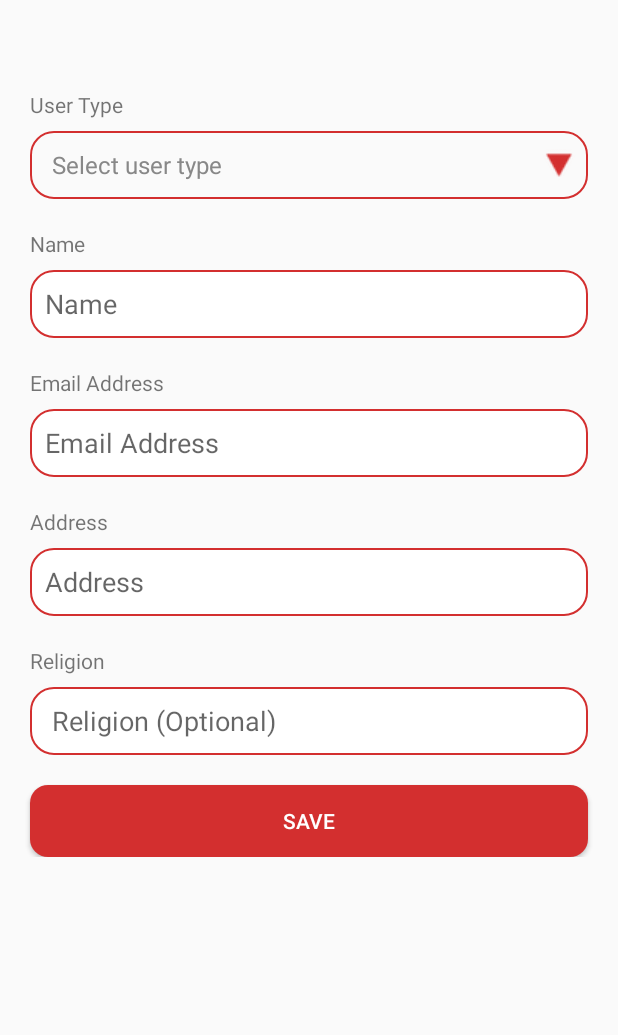
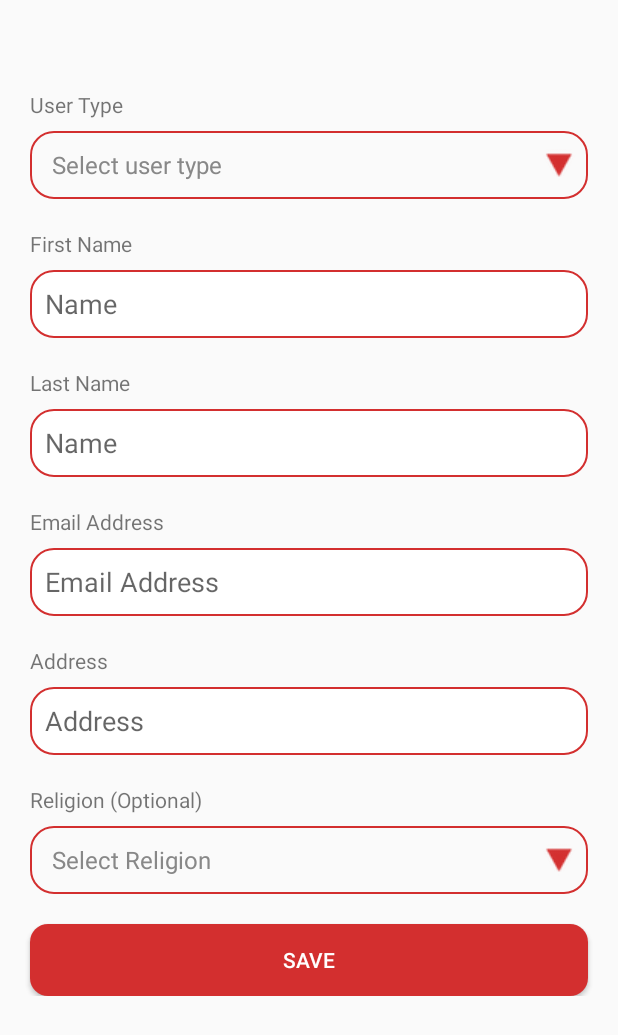
Before and after one commit to rasheedsulayman/BloodFinder, an Android app: the fragment AdditionalDetailsFragment placed in its activity, on a phone screen of 412 x 824 dp. Shown: the top 1035 px of the screen. Run offline under Robolectric (Android 15) with nearby library versions, the phone set to English and light mode, and no system bars; our stand-ins replace ButterKnife; 1 statement that could not run was skipped.

Commit message:
Add religion selection spinner

```diff
--- a/app/src/main/java/com/r4sh33d/iblood/additionaldetails/AdditionalDetailsFragment.java
+++ b/app/src/main/java/com/r4sh33d/iblood/additionaldetails/AdditionalDetailsFragment.java
@@ -12,6 +12,7 @@ import android.view.ViewGroup;
 import android.widget.AdapterView;
 import android.widget.EditText;
 import android.widget.Spinner;
+import android.widget.TextView;
 
 import com.r4sh33d.iblood.dashboard.DashboardActivity;
 import com.r4sh33d.iblood.utils.CustomSpinnerAdapter;
@@ -39,10 +40,14 @@ public class AdditionalDetailsFragment extends BaseFragment implements Additiona
     boolean isBloodBank;
     User user;
     AdditionalDetailsContract.Presenter presenter;
-    @BindView(R.id.name_edit_text)
-    EditText nameEditText;
-    @BindView(R.id.religion_edit_text)
-    EditText religionEditText;
+    @BindView(R.id.first_name_edit_text)
+    EditText firstNameEditText;
+    @BindView(R.id.last_name_edit_text)
+    EditText lastNameEditText;
+    @BindView(R.id.religion_spinner)
+    Spinner religionSpinner;
+    @BindView(R.id.religion_label)
+    TextView religionLabel;
     @BindView(R.id.email_edit_text)
     EditText emailEditText;
     @BindView(R.id.address_edit_text)
@@ -57,7 +62,6 @@ public class AdditionalDetailsFragment extends BaseFragment implements Additiona
 
     public static AdditionalDetailsFragment newInstance(User user) {
         Bundle args = new Bundle();
-       // args.putBoolean(KEY_IS_BLOOD_BANK, isBloodBank);
         args.putParcelable(KEY_USER, user);
         AdditionalDetailsFragment fragment = new AdditionalDetailsFragment();
         fragment.setArguments(args);
@@ -78,9 +82,8 @@ public class AdditionalDetailsFragment extends BaseFragment implements Additiona
         super.onViewCreated(view, savedInstanceState);
         setToolbarTitle("Additional Information");
         presenter = new AdditionalDetailsPresenter(this,
-                Provider.provideRetrofitService(Provider.provideDataRetrofitInstance(),DataService.class),
+                Provider.provideRetrofitService(Provider.provideDataRetrofitInstance(), DataService.class),
                 Provider.providePrefManager(getContext()));
-      //  isBloodBank = getArguments().getBoolean(KEY_IS_BLOOD_BANK);
         user = getArguments().getParcelable(KEY_USER);
         prepareSpinner();
     }
@@ -92,12 +95,12 @@ public class AdditionalDetailsFragment extends BaseFragment implements Additiona
         userTypeSpinner.setOnItemSelectedListener(new AdapterView.OnItemSelectedListener() {
             @Override
             public void onItemSelected(AdapterView<?> parent, View view, int position, long id) {
-                switch (position){
+                switch (position) {
                     case 1: //Individual user
-                        ViewUtils.show(religionEditText);
+                        ViewUtils.show(religionSpinner, religionLabel);
                         break;
                     case 2: //Blood bank
-                        ViewUtils.hide(religionEditText);
+                        ViewUtils.hide(religionSpinner, religionLabel);
                         break;
 
                 }
@@ -108,46 +111,53 @@ public class AdditionalDetailsFragment extends BaseFragment implements Additiona
 
             }
         });
+
+        CustomSpinnerAdapter<KeyNameLOVPair> listOfReligionAdapter = new CustomSpinnerAdapter<>(getActivity(),
+                android.R.layout.simple_spinner_dropdown_item, Utils.getReligionList());
+        religionSpinner.setAdapter(listOfReligionAdapter);
     }
 
     @OnClick(R.id.save_button)
     public void onSaveButtonClicked() {
-        if (userTypeSpinner.getSelectedItemId() < 1){
+        if (userTypeSpinner.getSelectedItemPosition() < 1) {
             showToast("Please select user type");
             return;
         }
         String emailText = emailEditText.getText().toString();
-        if(!Utils.isValidEmail(emailText)){
+        if (!Utils.isValidEmail(emailText)) {
             emailEditText.setError("Please use a valid email address");
             return;
         }
 
-        if (!ViewUtils.validateEditTexts(nameEditText, addressEditText)) {
+        if (!ViewUtils.validateEditTexts(firstNameEditText, lastNameEditText, addressEditText)) {
             return;
         }
 
-        boolean isBloodBank = ((KeyNameLOVPair)userTypeSpinner.getSelectedItem()).key.equals("blood_bank");
+        boolean isBloodBank = ((KeyNameLOVPair) userTypeSpinner.getSelectedItem()).key.equals("blood_bank");
+        String religion = "";
+
+        if ((ViewUtils.isShowing(religionSpinner) && religionSpinner.getSelectedItemPosition() > 0)){
+            religion = ((KeyNameLOVPair) religionSpinner.getSelectedItem()).key;
+        }
+
         UserData userData = new UserData(
                 isBloodBank,
-                nameEditText.getText().toString(),
+                firstNameEditText.getText().toString(),
+                lastNameEditText.getText().toString(),
                 emailText,
-                user.email.substring(0,11), // Users email is in the format of [phonenumber]@iblood-7253a.firebaseio.com
+                user.email.substring(0, 11), //Users email is in the format of [phonenumber]@iblood-7253a.firebaseio.com
                 addressEditText.getText().toString(),
-                religionEditText.getText().toString(),
+                religion,
                 user.localId
         );
+
         presenter.saveAdditionalDetails(userData);
     }
 
     @Override
     public void onAdditionalDetailsSavedSuccessfully(UserData user) {
         //We are done we can now go back and login
-        showSuccessDialog("Account successfully created", (dialog, which) -> {
-            //We can either launch the Dashboard or go back to login.
-            getFragmentManager().popBackStack(null, FragmentManager.POP_BACK_STACK_INCLUSIVE);
-           /* startActivity(new Intent(getContext() , DashboardActivity.class));
-            getActivity().finish();*/
-        });
-
+        showSuccessDialog("Account successfully created",
+                (dialog, which) -> getFragmentManager().popBackStack(null, FragmentManager.POP_BACK_STACK_INCLUSIVE));
     }
 }
--- a/app/src/main/java/com/r4sh33d/iblood/dashboard/DashboardActivity.java
+++ b/app/src/main/java/com/r4sh33d/iblood/dashboard/DashboardActivity.java
@@ -88,7 +88,7 @@ public class DashboardActivity extends BaseActivity
         ImageView userProfilePic = headerView.findViewById(R.id.user_profile_pic);
         TextView userDisplayName = headerView.findViewById(R.id.user_display_name);
         TextView userEmail = headerView.findViewById(R.id.user_email);
-        userDisplayName.setText(user.name);
+        userDisplayName.setText(String.format("%s %s", user.firstName, user.lastName));
         userEmail.setText(user.phoneNumber);
 //        Picasso.get()
 //                .load(user.getPhotoUrl())
--- a/app/src/main/java/com/r4sh33d/iblood/login/LoginFragment.java
+++ b/app/src/main/java/com/r4sh33d/iblood/login/LoginFragment.java
@@ -20,6 +20,7 @@ import com.r4sh33d.iblood.utils.Constants;
 import com.r4sh33d.iblood.base.BaseFragment;
 import com.r4sh33d.iblood.models.UserData;
 import com.r4sh33d.iblood.models.UserAuthRequest;
+import com.r4sh33d.iblood.utils.PrefsUtils;
 
 import butterknife.BindView;
 import butterknife.ButterKnife;
@@ -36,7 +37,6 @@ public class LoginFragment extends BaseFragment implements LoginContract.View {
 
     @BindView(R.id.password_edit_text)
     EditText passwordEditText;
-
 
     LoginContract.Presenter presenter;
 
@@ -60,6 +60,15 @@ public class LoginFragment extends BaseFragment implements LoginContract.View {
         presenter = new LoginPresenter(this,
                 Provider.provideDataRetrofitService(), Provider.provideAuthRetrofitService(),
                 Provider.providePrefManager(getContext()));
+        prepopulateData();
+    }
+
+    void prepopulateData(){
+        PrefsUtils prefsUtils = Provider.providePrefManager(getContext());
+        if (prefsUtils.doesContain(Constants.PREF_KEY_ADDITIONAL_USER_DETAILS)){
+            UserData userData = prefsUtils.getPrefAsObject(Constants.PREF_KEY_ADDITIONAL_USER_DETAILS, UserData.class);
+            phoneNumberEditText.setText(userData.phoneNumber);
+        }
     }
 
     @OnClick(R.id.login_button)
--- a/app/src/main/java/com/r4sh33d/iblood/utils/Utils.java
+++ b/app/src/main/java/com/r4sh33d/iblood/utils/Utils.java
@@ -23,6 +23,17 @@ public class Utils {
         keyNameLOVPairs.add(new KeyNameLOVPair(" Blood bank", "blood_bank"));
         return keyNameLOVPairs;
     }
+
+    public static ArrayList<KeyNameLOVPair> getReligionList() {
+        ArrayList<KeyNameLOVPair> keyNameLOVPairs = new ArrayList<>();
+        keyNameLOVPairs.add(new KeyNameLOVPair(" Select Religion", "select_religion"));
+        keyNameLOVPairs.add(new KeyNameLOVPair(" Don't care", "do_not_care"));
+        keyNameLOVPairs.add(new KeyNameLOVPair(" Christianity", "christianity"));
+        keyNameLOVPairs.add(new KeyNameLOVPair(" Islam", "islam"));
+        keyNameLOVPairs.add(new KeyNameLOVPair(" Others", "others"));
+        return keyNameLOVPairs;
+    }
+
 
     public static ArrayList<KeyNameLOVPair> getBloodGroups(){
         ArrayList<KeyNameLOVPair> keyNameLOVPairs = new ArrayList<>();
--- a/app/src/main/res/layout/fragment_additional_details.xml
+++ b/app/src/main/res/layout/fragment_additional_details.xml
@@ -1,9 +1,9 @@
 <?xml version="1.0" encoding="utf-8"?>
-<ScrollView
-    android:layout_height="match_parent"
+<ScrollView xmlns:android="http://schemas.android.com/apk/res/android"
+    xmlns:tools="http://schemas.android.com/tools"
     android:layout_width="match_parent"
-    xmlns:android="http://schemas.android.com/apk/res/android"
-    xmlns:tools="http://schemas.android.com/tools">
+    android:layout_height="match_parent">
+
     <LinearLayout
         android:layout_width="match_parent"
         android:layout_height="match_parent"
@@ -11,105 +11,123 @@
         tools:context=".additionaldetails.AdditionalDetailsFragment">
 
         <TextView
-            android:text="User Type"
-            android:layout_marginLeft="20dp"
             android:layout_width="wrap_content"
             android:layout_height="wrap_content"
-            android:layout_marginTop="60dp"/>
+            android:layout_marginLeft="20dp"
+            android:layout_marginTop="60dp"
+            android:text="User Type" />
 
         <Spinner
             android:id="@+id/user_type_spinner"
+            android:layout_width="match_parent"
+            android:layout_height="45dp"
+            android:layout_marginLeft="20dp"
+            android:layout_marginRight="20dp"
             android:layout_marginTop="8dp"
-            android:layout_marginRight="20dp"
-            android:layout_marginLeft="20dp"
-            android:background="@drawable/spinner_resource"
-            android:layout_width="match_parent"
-            android:layout_height="45dp"/>
+            android:background="@drawable/spinner_resource" />
 
         <TextView
-            android:text="Name"
-            android:layout_marginLeft="20dp"
             android:layout_width="wrap_content"
             android:layout_height="wrap_content"
-            android:layout_marginTop="20dp"/>
+            android:layout_marginLeft="20dp"
+            android:layout_marginTop="20dp"
+            android:text="First Name" />
 
         <EditText
-            android:id="@+id/name_edit_text"
-            android:hint="Name"
+            android:id="@+id/first_name_edit_text"
+            android:layout_width="match_parent"
+            android:layout_height="45dp"
+            android:layout_marginLeft="20dp"
             android:layout_marginRight="20dp"
-            android:layout_marginLeft="20dp"
             android:layout_marginTop="8dp"
             android:background="@drawable/rounded_edittext"
-            android:layout_width="match_parent"
-            android:padding="10dp"
-            android:layout_height="45dp" />
+            android:hint="Name"
+            android:padding="10dp" />
 
         <TextView
-            android:text="Email Address"
-            android:layout_marginLeft="20dp"
             android:layout_width="wrap_content"
             android:layout_height="wrap_content"
-            android:layout_marginTop="20dp"/>
+            android:layout_marginLeft="20dp"
+            android:layout_marginTop="20dp"
+            android:text="Last Name" />
+
+        <EditText
+            android:id="@+id/last_name_edit_text"
+            android:layout_width="match_parent"
+            android:layout_height="45dp"
+            android:layout_marginLeft="20dp"
+            android:layout_marginRight="20dp"
+            android:layout_marginTop="8dp"
+            android:background="@drawable/rounded_edittext"
+            android:hint="Name"
+            android:padding="10dp" />
+
+        <TextView
+            android:layout_width="wrap_content"
+            android:layout_height="wrap_content"
+            android:layout_marginLeft="20dp"
+            android:layout_marginTop="20dp"
+            android:text="Email Address" />
+
         <EditText
             android:id="@+id/email_edit_text"
-            android:inputType="textEmailAddress"
-            android:hint="Email Address"
+            android:layout_width="match_parent"
+            android:layout_height="45dp"
+            android:layout_marginLeft="20dp"
             android:layout_marginRight="20dp"
-            android:layout_marginLeft="20dp"
             android:layout_marginTop="8dp"
             android:background="@drawable/rounded_edittext"
-            android:layout_width="match_parent"
-            android:padding="10dp"
-            android:layout_height="45dp" />
+            android:hint="Email Address"
+            android:inputType="textEmailAddress"
+            android:padding="10dp" />
 
         <TextView
-            android:text="Address"
-            android:layout_marginLeft="20dp"
             android:layout_width="wrap_content"
             android:layout_height="wrap_content"
-            android:layout_marginTop="20dp"/>
+            android:layout_marginLeft="20dp"
+            android:layout_marginTop="20dp"
+            android:text="Address" />
 
         <EditText
             android:id="@+id/address_edit_text"
-            android:hint="Address"
+            android:layout_width="match_parent"
+            android:layout_height="45dp"
+            android:layout_marginLeft="20dp"
             android:layout_marginRight="20dp"
-            android:layout_marginLeft="20dp"
             android:layout_marginTop="8dp"
             android:background="@drawable/rounded_edittext"
-            android:layout_width="match_parent"
-            android:padding="10dp"
-            android:layout_height="45dp"
-            android:inputType="text" />
+            android:hint="Address"
+            android:inputType="text"
+            android:padding="10dp" />
 
         <TextView
-            android:text="Religion"
-            android:layout_marginLeft="20dp"
+            android:id="@+id/religion_label"
             android:layout_width="wrap_content"
             android:layout_height="wrap_content"
-            android:layout_marginTop="20dp"/>
+            android:layout_marginLeft="20dp"
+            android:layout_marginTop="20dp"
+            android:text="Religion (Optional)" />
 
-        <EditText
-            android:id="@+id/religion_edit_text"
-            android:hint=" Religion (Optional)"
+        <Spinner
+            android:id="@+id/religion_spinner"
+            android:layout_width="match_parent"
+            android:layout_height="45dp"
+            android:layout_marginLeft="20dp"
             android:layout_marginRight="20dp"
-            android:layout_marginLeft="20dp"
             android:layout_marginTop="8dp"
-            android:background="@drawable/rounded_edittext"
-            android:layout_width="match_parent"
-            android:padding="10dp"
-            android:layout_height="45dp"
-            android:inputType="text" />
+            android:background="@drawable/spinner_resource" />
 
         <Button
             android:id="@+id/save_button"
+            android:layout_width="match_parent"
+            android:layout_height="wrap_content"
+            android:layout_marginLeft="20dp"
             android:layout_marginRight="20dp"
-            android:layout_marginLeft="20dp"
             android:layout_marginTop="20dp"
-            android:textColor="@android:color/white"
-            android:text= "Save"
             android:background="@drawable/roundedbutton"
-            android:layout_width="match_parent"
-            android:layout_height="wrap_content"/>
+            android:text="Save"
+            android:textColor="@android:color/white" />
+
     </LinearLayout>
 
 </ScrollView>
--- a/app/src/main/res/layout/fragment_blood_request.xml
+++ b/app/src/main/res/layout/fragment_blood_request.xml
@@ -37,6 +37,7 @@
             android:background="@drawable/spinner_resource" />
 
         <TextView
+            android:id="@+id/consider_donor_religion_label"
             android:layout_width="wrap_content"
             android:layout_height="wrap_content"
             android:layout_marginTop="20dp"
```
Also changed, not shown: app/src/main/java/com/r4sh33d/iblood/bloodrequest/BloodRequestFragment.java (+40 -13 lines), app/src/main/java/com/r4sh33d/iblood/bloodrequest/BloodRequestPresenter.java (+12 -5 lines), app/src/main/java/com/r4sh33d/iblood/models/BloodPostingData.java (+13 -1 lines), app/src/main/java/com/r4sh33d/iblood/models/UserData.java (+15 -8 lines), app/src/main/java/com/r4sh33d/iblood/notification/acceptancedetails/NotificationAcceptanceDetailsActivity.java (+4 -3 lines), app/src/main/java/com/r4sh33d/iblood/notification/requestdetails/RequestDetailsActivity.java (+8 -3 lines), app/src/main/java/com/r4sh33d/iblood/postingsresultslist/BloodPostingResultListFragment.java (+8 -5 lines), app/src/main/java/com/r4sh33d/iblood/upload_blood_availaibility/UploadBloodAvailabilityFragment.java (+36 -19 lines), app/src/main/res/layout/fragment_upload_blood_availability.xml (+24 -9 lines).
